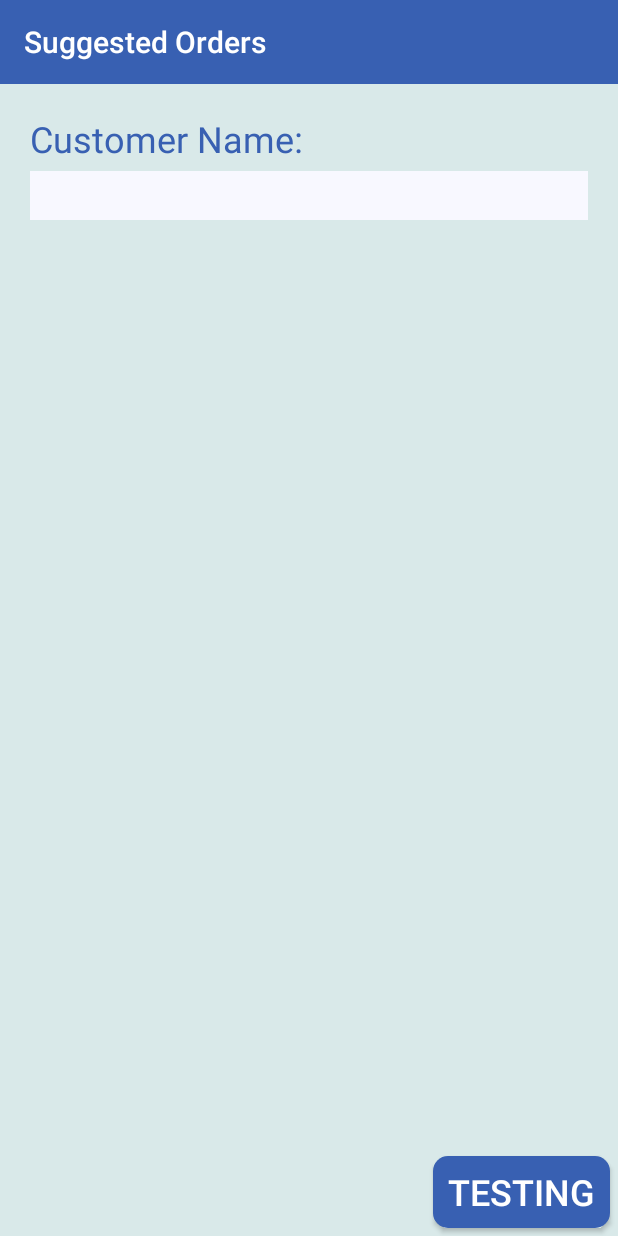
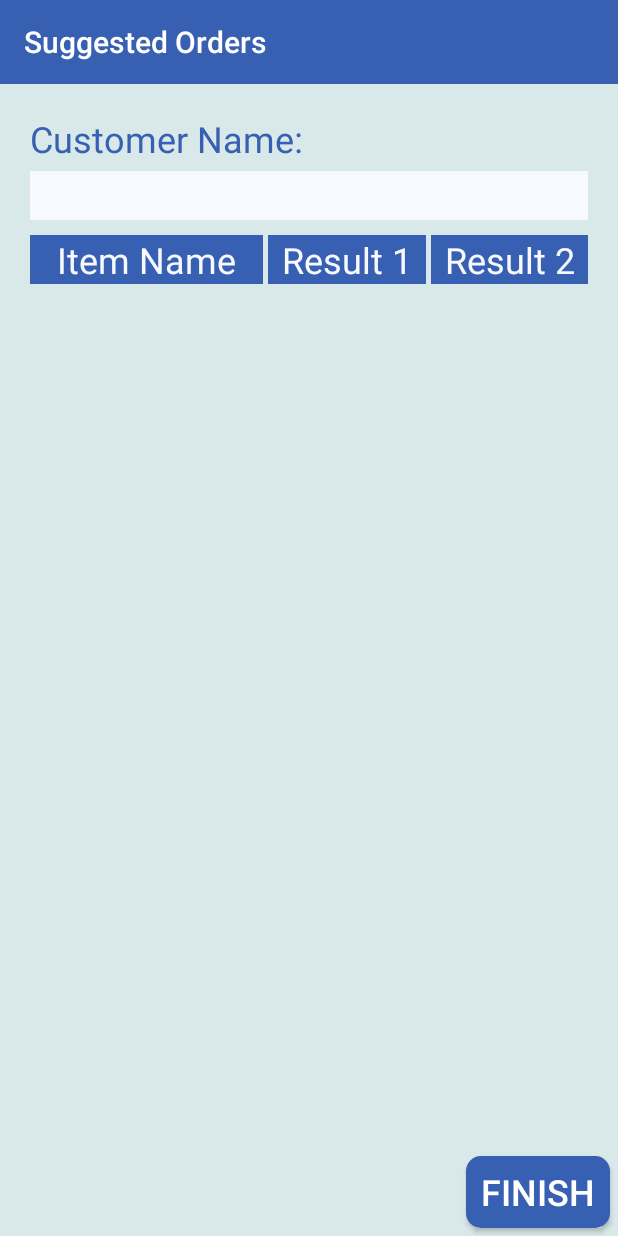
Before and after one commit to KershawnFranklyn/MerchandiserStockCount, an Android app: the ResultsActivity screen opened directly, with no data from a screen before it, on a phone screen of 412 x 824 dp. Run offline under Robolectric (Android 15) with nearby library versions, the phone set to English and light mode, and no system bars; libraries missing offline, so code that uses them is left out: com.readystatesoftware.sqliteasset; 8 statements that could not run were skipped.

Commit message:
Added Analysis Screen UI Change ver1.2: Added Table Labels and spacers

```diff
--- a/app/src/main/res/layout/results_screen_ver_1_0.xml
+++ b/app/src/main/res/layout/results_screen_ver_1_0.xml
@@ -1,5 +1,6 @@
 <?xml version="1.0" encoding="utf-8"?>
 <LinearLayout xmlns:android="http://schemas.android.com/apk/res/android"
+    xmlns:tools="http://schemas.android.com/tools"
     android:orientation="vertical" android:layout_width="match_parent"
     android:layout_height="match_parent"
     android:background="@color/SMJBackground">
@@ -47,7 +48,61 @@
             android:layout_width="match_parent"
             android:layout_height="10sp" />
 
+        <LinearLayout
+            android:layout_width="match_parent"
+            android:layout_height="match_parent"
+            android:layout_marginLeft="20sp"
+            android:layout_marginRight="20sp"
+            android:orientation="horizontal">
+
+            <TextView
+                android:id="@+id/itemNameDisplayTextView"
+                android:layout_width="155sp"
+                android:layout_height="wrap_content"
+                android:background="@color/SMJTextBlue"
+                android:textAlignment="center"
+                android:textColor="@color/GhostWhite"
+                android:textSize="24sp"
+                android:text="Item Name" />
+
+            <TextView
+                android:id="@+id/tableSpacerTextView"
+                android:layout_width="3sp"
+                android:layout_height="match_parent"
+                android:background="@color/SMJBackground" />
+
+            <TextView
+                android:id="@+id/analysisResultTextView"
+                android:layout_width="105sp"
+                android:layout_height="wrap_content"
+                android:background="@color/SMJTextBlue"
+                android:text="Result 1"
+                android:textAlignment="center"
+                android:textColor="@color/GhostWhite"
+                android:textSize="24sp" />
+
+            <TextView
+                android:id="@+id/tableSpacerTextView2"
+                android:layout_width="3sp"
+                android:layout_height="match_parent"
+                android:background="@color/SMJBackground" />
+
+            <TextView
+                android:id="@+id/analysisResultTextView2"
+                android:layout_width="105sp"
+                android:layout_height="wrap_content"
+                android:background="@color/SMJTextBlue"
+                android:text="Result 2"
+                android:textAlignment="center"
+                android:textColor="@color/GhostWhite"
+                android:textSize="24sp" />
+        </LinearLayout>
+
     </LinearLayout>
+
+    <Space
+        android:layout_width="match_parent"
+        android:layout_height="3sp" />
 
     <ScrollView
         android:layout_width="match_parent"
@@ -90,7 +145,7 @@
             android:paddingStart="10sp"
             android:paddingEnd="10sp"
             android:textSize="24sp"
-            android:text="Testing" />
+            android:text="Finish" />
 
     </LinearLayout>
 
```
Also changed, not shown: app/src/main/java/com/ecng3020project/merchandiserstockcount/ResultsActivity.java (+29 -20 lines).
